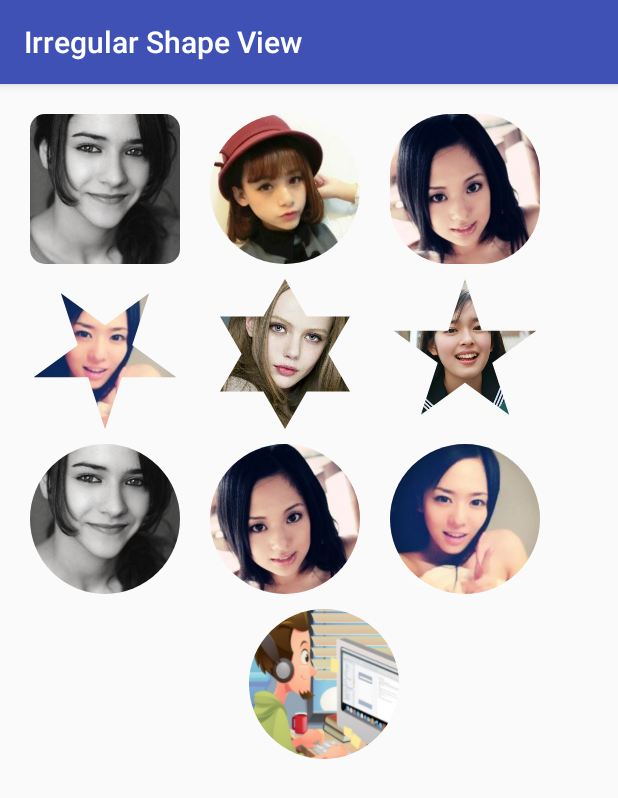
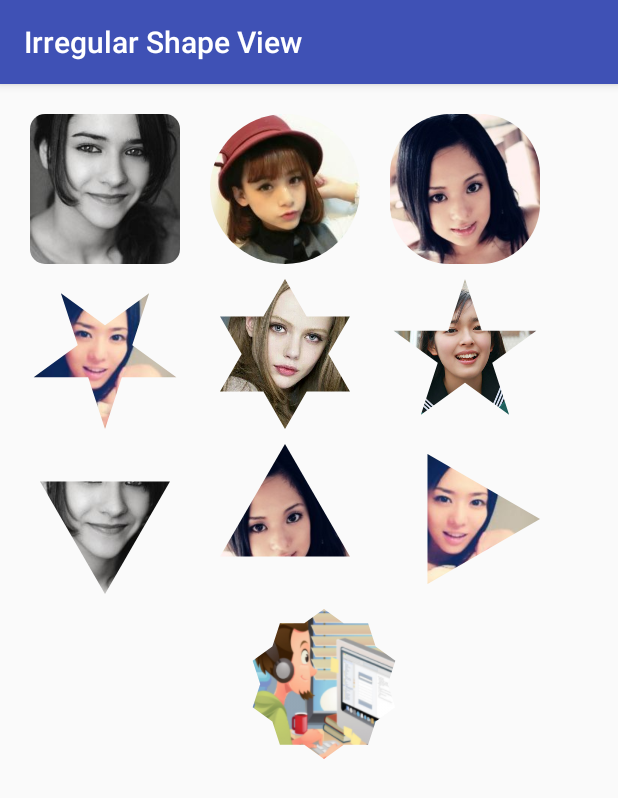
Before and after one commit to gengqifu/Irregular-View, an Android app: the BitmapShaderActivity screen opened directly, with no data from a screen before it, on a phone screen of 412 x 824 dp. Shown: the top 798 px of the screen. Run offline under Robolectric (Android 15) with nearby library versions, the phone set to English and light mode, and no system bars.

Commit message:
Update UI

```diff
--- a/app/src/main/res/layout/activity_bitmap_shader.xml
+++ b/app/src/main/res/layout/activity_bitmap_shader.xml
@@ -82,14 +82,17 @@
             android:layout_marginLeft="20dp"
             android:layout_width="100dp"
             android:layout_height="100dp"
-            android:background="@drawable/bg_c"
+            lb:angleCount="3"
+            lb:type="multi"
             android:src="@drawable/a"/>
 
         <org.hunter.irregularshapeviewlib.MultiView
             android:layout_marginLeft="20dp"
             android:layout_width="100dp"
             android:layout_height="100dp"
-            android:background="@drawable/bg_d"
+            lb:angleCount="3"
+            lb:type="multi"
+            lb:currentAngle="180"
             android:src="@drawable/c"
             />
 
@@ -97,7 +100,9 @@
             android:layout_marginLeft="20dp"
             android:layout_width="100dp"
             android:layout_height="100dp"
-            android:background="@drawable/bg_e"
+            lb:angleCount="3"
+            lb:type="multi"
+            lb:currentAngle="90"
             android:src="@drawable/b"
             />
     </LinearLayout>
@@ -113,7 +118,8 @@
             android:layout_marginLeft="20dp"
             android:layout_width="100dp"
             android:layout_height="100dp"
-            android:background="@drawable/bg_one"
+            lb:angleCount="10"
+            lb:type="multi"
             android:src="@drawable/one"/>
 
     </LinearLayout>
```
Also changed, not shown: 4 other files.
